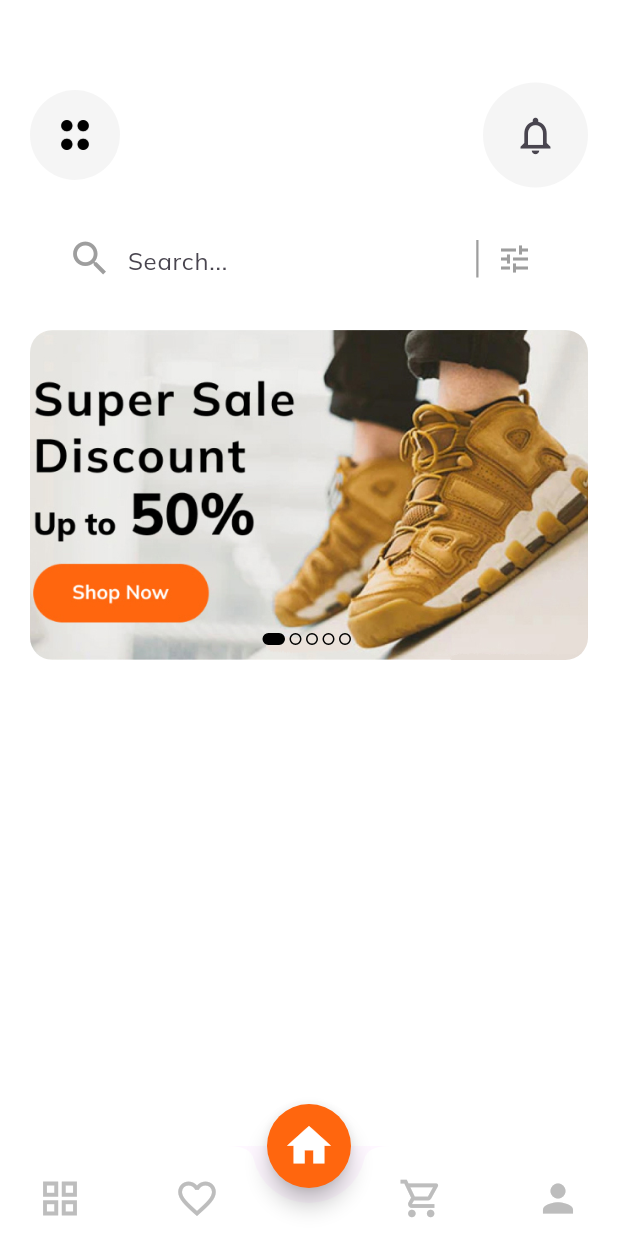
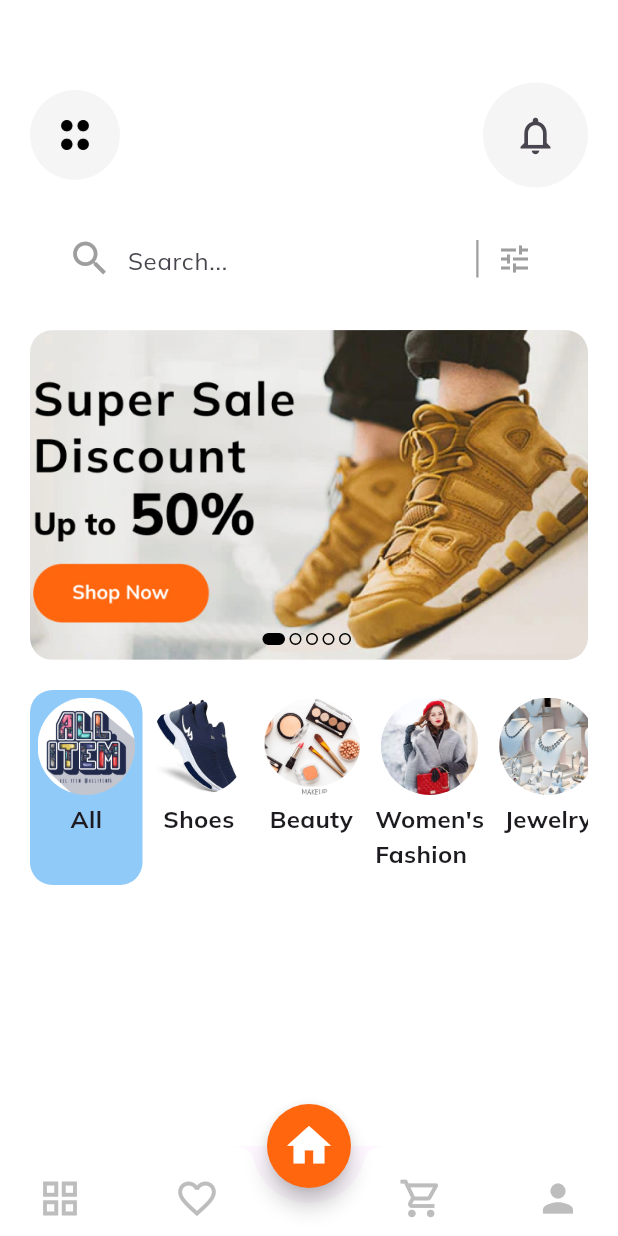
Before and after one commit to toyotarou/test_e_commerce_youtube, a Flutter app: the screen it shows after launch, on a phone screen of 412 x 824 dp. Run offline on Flutter 3.47's test engine with Material 3 defaults, Android fonts, the phone set to English and light mode, and no system bars; our stand-ins replace google_fonts.

Commit message:
create categories list

```diff
--- /dev/null
+++ b/lib/models/category.dart
@@ -0,0 +1,18 @@
+class Category {
+  final String title;
+  final String image;
+
+  Category({
+    required this.title,
+    required this.image,
+  });
+}
+
+final List<Category> categoriesList = [
+  Category(title: "All", image: "assets/images/all.png"),
+  Category(title: "Shoes", image: "assets/images/shoes.png"),
+  Category(title: "Beauty", image: "assets/images/beauty.png"),
+  Category(title: "Women's\nFashion", image: "assets/images/image1.png"),
+  Category(title: "Jewelry", image: "assets/images/jewelry.png"),
+  Category(title: "Men's\nFashion", image: "assets/images/men.png"),
+];
--- a/lib/screens/home/home_screen.dart
+++ b/lib/screens/home/home_screen.dart
@@ -2,6 +2,7 @@ import 'package:flutter/material.dart';
 import 'package:test_e_commerce_app/screens/home/widgets/custom_image_slider.dart';
 import 'package:test_e_commerce_app/screens/home/widgets/custom_search_bar.dart';
 
+import '../../models/category.dart';
 import 'widgets/custom_app_bar.dart';
 
 class HomeScreen extends StatefulWidget {
@@ -13,6 +14,8 @@ class HomeScreen extends StatefulWidget {
 
 class _HomeScreenState extends State<HomeScreen> {
   int currentSlider = 0;
+
+  int selectedIndex = 0;
 
   ///
   @override
@@ -35,10 +38,52 @@ class _HomeScreenState extends State<HomeScreen> {
                 onChange: (value) => setState(() => currentSlider = value),
               ),
               const SizedBox(height: 20),
+              categoryItems(),
             ],
           ),
         ),
       ),
     );
   }
+
+  ///
+  Widget categoryItems() {
+    return SizedBox(
+      height: 130,
+      child: ListView.builder(
+        scrollDirection: Axis.horizontal,
+        itemCount: categoriesList.length,
+        physics: const BouncingScrollPhysics(),
+        itemBuilder: (context, index) {
+          return GestureDetector(
+            onTap: () => setState(() => selectedIndex = index),
+            child: Container(
+              padding: const EdgeInsets.all(5),
+              decoration: BoxDecoration(
+                borderRadius: BorderRadius.circular(15),
+                color: selectedIndex == index ? Colors.blue[200] : Colors.transparent,
+              ),
+              child: Column(
+                children: [
+                  Container(
+                    height: 65,
+                    width: 65,
+                    decoration: BoxDecoration(
+                      shape: BoxShape.circle,
+                      image: DecorationImage(image: AssetImage(categoriesList[index].image), fit: BoxFit.cover),
+                    ),
+                  ),
+                  const SizedBox(height: 5),
+                  Text(
+                    categoriesList[index].title,
+                    style: const TextStyle(fontSize: 16, fontWeight: FontWeight.bold),
+                  )
+                ],
+              ),
+            ),
+          );
+        },
+      ),
+    );
+  }
 }
```
